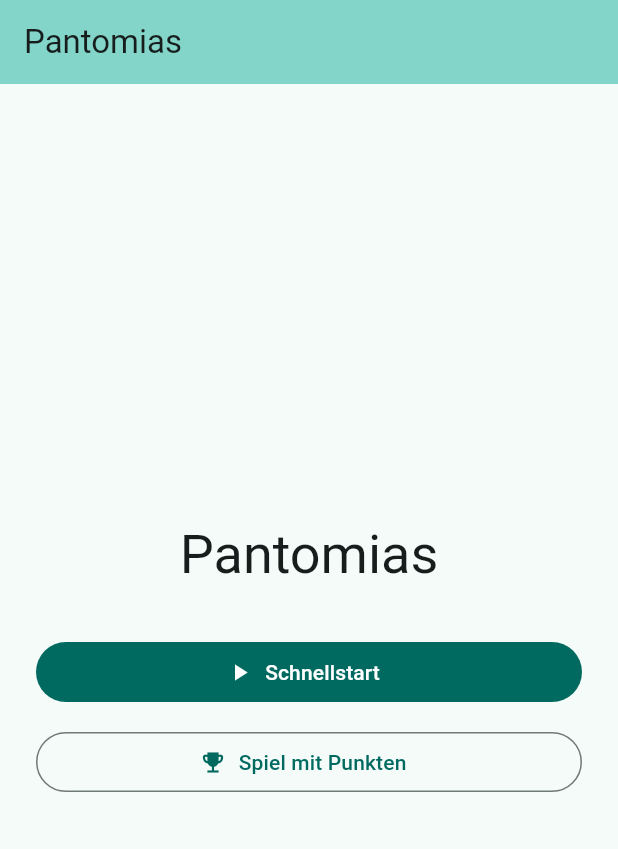
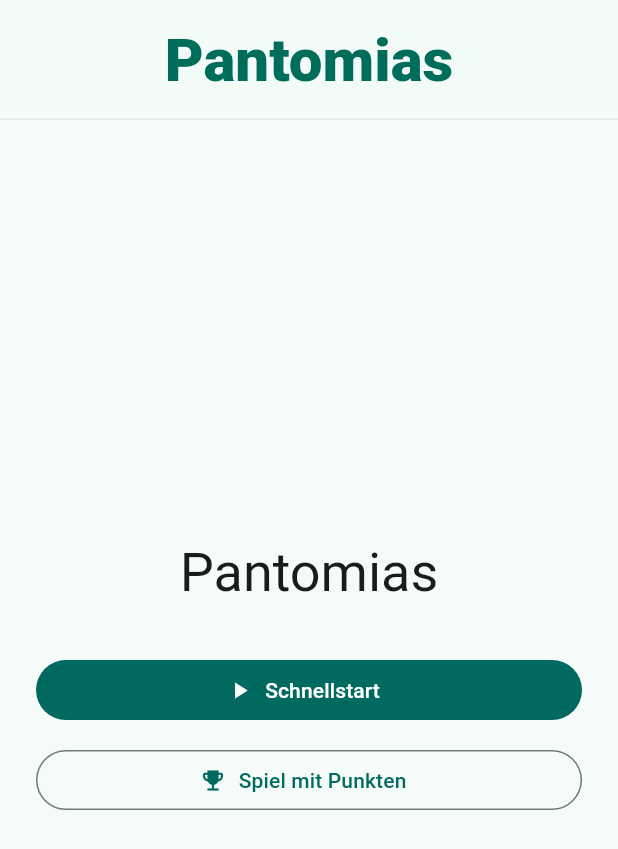
Before and after one commit to tim-ebner/pantomias, a Flutter app: the screen it shows after launch, on a phone screen of 412 x 824 dp. Shown: the top 849 px of the screen. Run offline on Flutter 3.47's test engine with Material 3 defaults, Android fonts, the light colour scheme and no system bars; our stand-ins replace go_router, shared_preferences.

Commit message:
add nice new header liner

```diff
--- a/lib/ui/home/home_page.dart
+++ b/lib/ui/home/home_page.dart
@@ -8,6 +8,10 @@ class HomePage extends StatelessWidget {
 
   final HomeViewModel viewModel;
 
+  static const _titleBarBackgroundColor = Color(0xFFF3FBF8);
+  static const _titleBarDividerColor = Color(0xFFE3ECE8);
+  static const _brandColor = Color(0xFF006D5B);
+
   @override
   Widget build(BuildContext context) {
     return ListenableBuilder(
@@ -15,8 +19,36 @@ class HomePage extends StatelessWidget {
       builder: (context, child) {
         return Scaffold(
           appBar: AppBar(
-            backgroundColor: Theme.of(context).colorScheme.inversePrimary,
-            title: const Text('Pantomias'),
+            backgroundColor: _titleBarBackgroundColor,
+            foregroundColor: _brandColor,
+            surfaceTintColor: Colors.transparent,
+            elevation: 0.0,
+            scrolledUnderElevation: 0.0,
+            centerTitle: true,
+            toolbarHeight: 80.0,
+            systemOverlayStyle: const SystemUiOverlayStyle(
+              statusBarColor: _titleBarBackgroundColor,
+              statusBarIconBrightness: Brightness.dark,
+              statusBarBrightness: Brightness.light,
+            ),
+            shape: const Border(
+              bottom: BorderSide(color: _titleBarDividerColor),
+            ),
+            iconTheme: const IconThemeData(color: _brandColor, size: 32.0),
+            actionsIconTheme: const IconThemeData(
+              color: _brandColor,
+              size: 32.0,
+            ),
+            title: const Text(
+              'Pantomias',
+              style: TextStyle(
+                color: _brandColor,
+                fontSize: 40.0,
+                fontWeight: FontWeight.w900,
+                height: 1.0,
+                letterSpacing: 0.0,
+              ),
+            ),
             actions: [
               if (viewModel.screenState != HomeScreenState.start)
                 IconButton(
```
